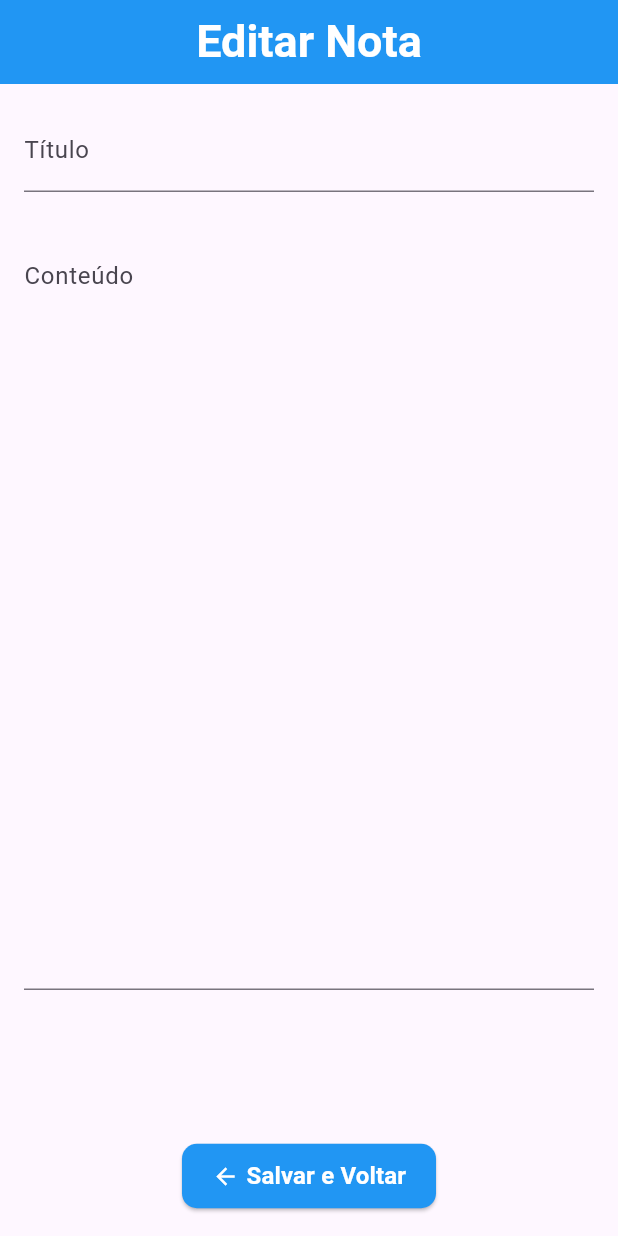
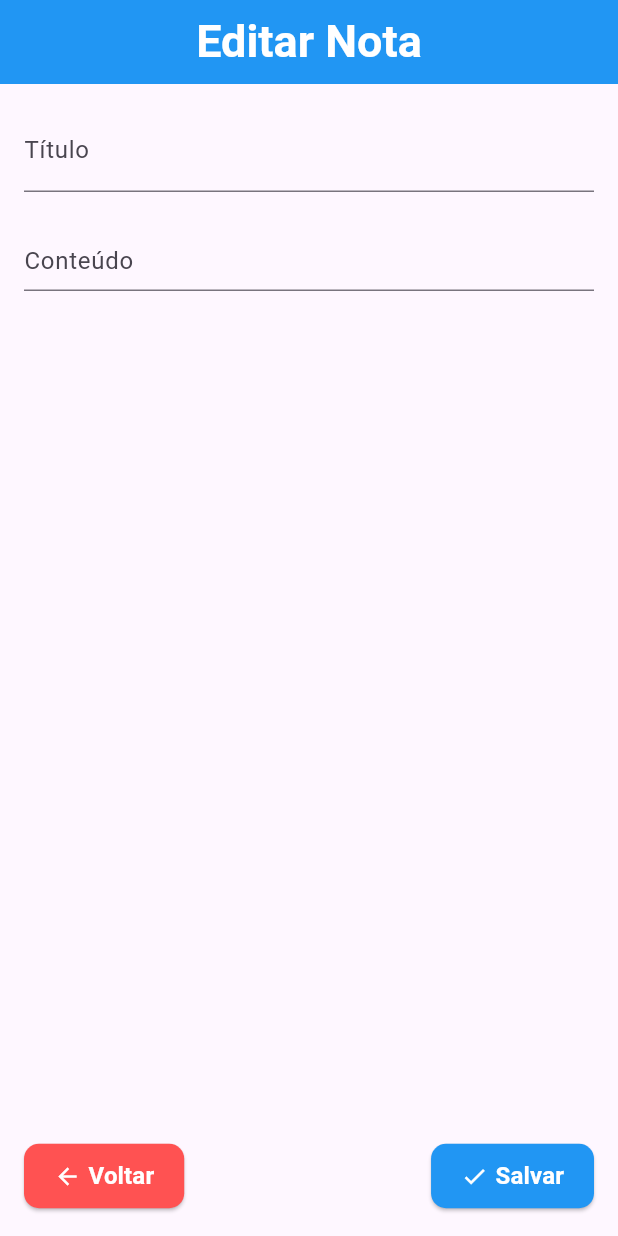
Before and after one commit to eduardonicioli/bloco_notas, a Flutter app: the EditNotePage screen opened directly with empty values, on a phone screen of 412 x 824 dp. Run offline on Flutter 3.47's test engine with Material 3 defaults, Android fonts, the light colour scheme and no system bars; our stand-ins replace bloc, flutter_bloc.

Commit message:
add botao salvar e voltar

```diff
--- a/lib/pages/edit_note_page.dart
+++ b/lib/pages/edit_note_page.dart
@@ -15,16 +15,23 @@ class EditNotePage extends StatelessWidget {
 
   @override
   Widget build(BuildContext context) {
+    // Preenche os controladores com os valores da nota
     titleController.text = note.title;
     contentController.text = note.content;
 
     return Scaffold(
+      resizeToAvoidBottomInset: true, // Permite redimensionar a tela ao exibir o teclado
       appBar: customAppBar(
         title: 'Editar Nota',
         backgroundColor: Colors.blue,
         automaticallyImplyLeading: false,
       ),
-      body: Padding(
+      body: Column(
+        children: [
+          // Conteúdo da tela rolável
+          Expanded(
+            child: SingleChildScrollView(
+              child: Padding(
                 padding: EdgeInsets.all(16.0),
                 child: Column(
                   children: [
@@ -36,60 +43,123 @@ class EditNotePage extends StatelessWidget {
                         labelStyle: TextStyle(fontSize: 16),
                       ),
                     ),
-            SizedBox(height: 20),
+                    SizedBox(height: 10),
 
-            // Campo de conteúdo com rolagem e maxLines = null
-            Expanded(
-              child: SingleChildScrollView(
-                child: TextField(
+                    // Campo de conteúdo
+                    TextField(
                       controller: contentController,
-                  maxLines: 20,  // Sem limite de linhas
+                      maxLines: null, // Permite várias linhas
                       decoration: InputDecoration(
                         labelText: 'Conteúdo',
                         alignLabelWithHint: true,
                         labelStyle: TextStyle(fontSize: 16),
                       ),
                     ),
+                    SizedBox(height: 20), // Espaço entre os campos e os botões
+                  ],
+                ),
+              ),
             ),
           ),
 
-            // Botão de salvar
+          // Botões de Voltar e Salvar
+          Padding(
+            padding: const EdgeInsets.all(16.0),
+            child: Row(
+              mainAxisAlignment: MainAxisAlignment.spaceBetween,
+              children: [
+                // Botão Voltar
                 ElevatedButton(
                   onPressed: () {
-                final updatedNote = Note(
-                  id: note.id,
-                  title: titleController.text,
-                  content: contentController.text,
-                );
-                BlocProvider.of<NotesBloc>(context).add(EditNoteEvent(updatedNote));
                     Navigator.pop(context); // Volta para a página anterior
                   },
                   style: ElevatedButton.styleFrom(
-                backgroundColor: Colors.blue, // Cor de fundo
-                padding: EdgeInsets.symmetric(horizontal: 20, vertical: 10), // Tamanho do botão
+                    backgroundColor: Colors.redAccent, // Cor de fundo
+                    padding: EdgeInsets.symmetric(horizontal: 20, vertical: 10),
                     shape: RoundedRectangleBorder(
                       borderRadius: BorderRadius.circular(10), // Bordas arredondadas
                     ),
                   ),
                   child: Row(
-                mainAxisSize: MainAxisSize.min,
                     children: [
-                  Icon(Icons.arrow_back, color: Colors.white), // Ícone de voltar
-                  SizedBox(width: 5), // Espaço entre o ícone e o texto
+                      Icon(Icons.arrow_back, color: Colors.white), // Ícone
+                      SizedBox(width: 5),
                       Text(
-                    'Salvar e Voltar',
+                        'Voltar',
                         style: TextStyle(
                           fontSize: 16,
                           fontWeight: FontWeight.bold,
-                      color: Colors.white, // Cor do texto
+                          color: Colors.white,
                         ),
                       ),
                     ],
                   ),
                 ),
 
+                // Botão Salvar
+                ElevatedButton(
+                  onPressed: () {
+                    // Valida os campos antes de salvar
+                    if (titleController.text.isEmpty ||
+                        contentController.text.isEmpty) {
+                      // Exibe um snackbar se algum campo estiver vazio
+                      ScaffoldMessenger.of(context).showSnackBar(
+                        SnackBar(
+                          content: Text('Preencha todos os campos!'),
+                          backgroundColor: Colors.red,
+                        ),
+                      );
+                      return;
+                    }
+
+                    // Atualiza a nota com os novos valores
+                    final updatedNote = Note(
+                      id: note.id, // Mantém o ID original
+                      title: titleController.text,
+                      content: contentController.text,
+                    );
+
+                    // Dispara o evento EditNoteEvent
+                    BlocProvider.of<NotesBloc>(context)
+                        .add(EditNoteEvent(updatedNote));
+
+                    // Exibe um snackbar de sucesso
+                    ScaffoldMessenger.of(context).showSnackBar(
+                      SnackBar(
+                        content: Text('Nota editada com sucesso!'),
+                        backgroundColor: Colors.green,
+                      ),
+                    );
+
+                    // Volta para a página anterior
+                    Navigator.pop(context);
+                  },
+                  style: ElevatedButton.styleFrom(
+                    backgroundColor: Colors.blue, // Cor de fundo
+                    padding: EdgeInsets.symmetric(horizontal: 20, vertical: 10),
+                    shape: RoundedRectangleBorder(
+                      borderRadius: BorderRadius.circular(10), // Bordas arredondadas
+                    ),
+                  ),
+                  child: Row(
+                    children: [
+                      Icon(Icons.check, color: Colors.white), // Ícone
+                      SizedBox(width: 5),
+                      Text(
+                        'Salvar',
+                        style: TextStyle(
+                          fontSize: 16,
+                          fontWeight: FontWeight.bold,
+                          color: Colors.white,
+                        ),
+                      ),
                     ],
                   ),
+                ),
+              ],
+            ),
+          ),
+        ],
       ),
     );
   }
```
Also changed, not shown: lib/pages/add_note_page.dart (+54 -21 lines). Lines whose indentation alone changed are shown as unchanged.
